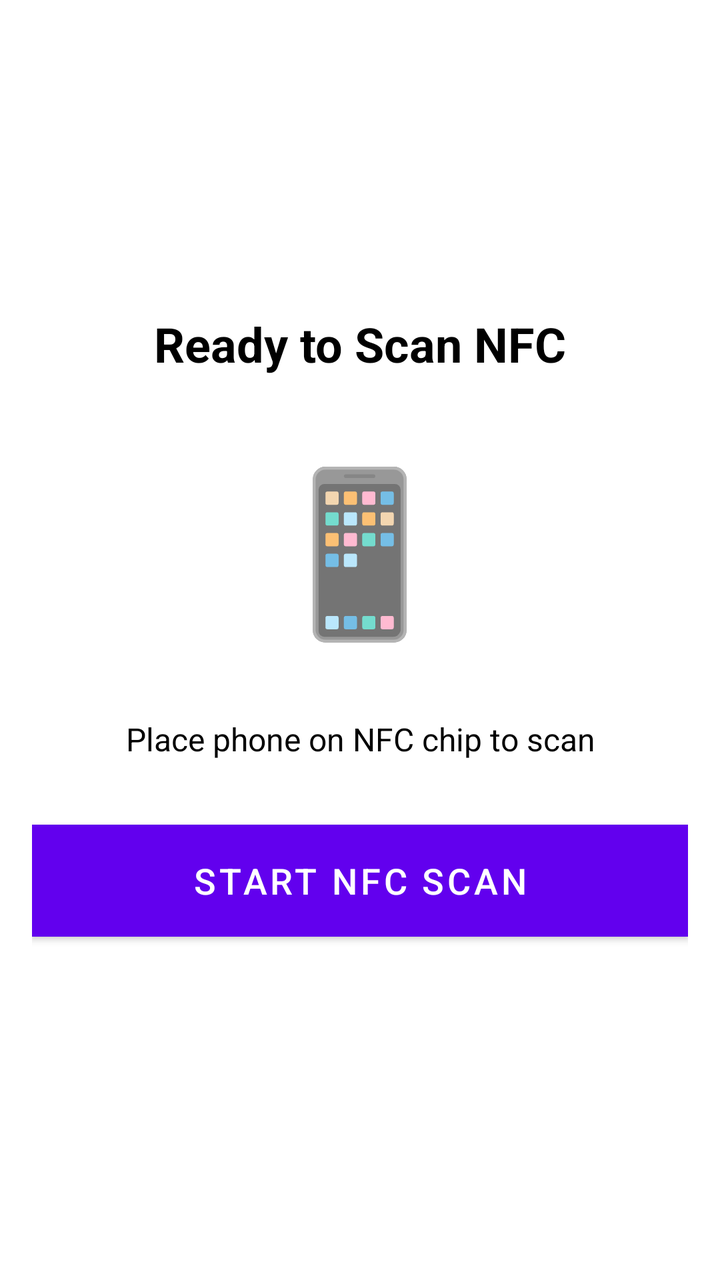
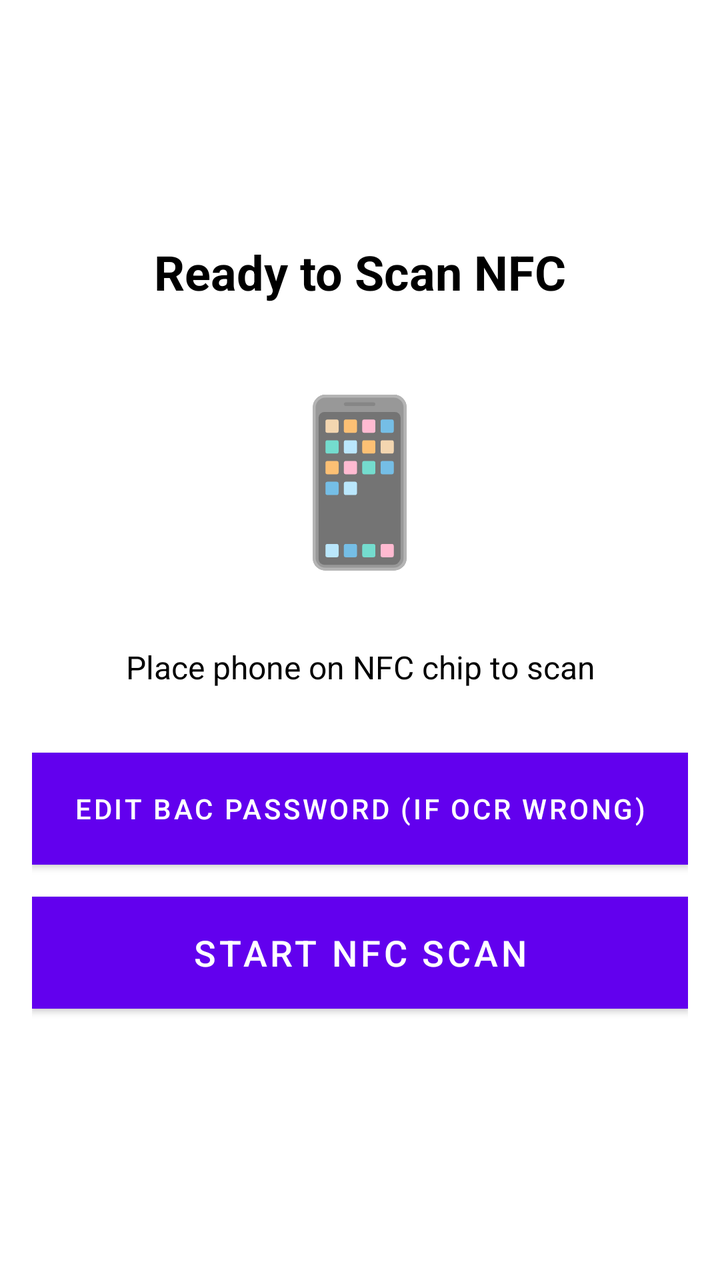

Before-and-after screenshots of an Android layout around one commit, followed by the original layout XML and the change that was made.
<!-- AndroidManifest.xml: application theme Theme.TrustNetApp -->
<!-- res/layout/activity_nfc_progress.xml -->
<?xml version="1.0" encoding="utf-8"?>
<LinearLayout xmlns:android="http://schemas.android.com/apk/res/android"
    android:layout_width="match_parent"
    android:layout_height="match_parent"
    android:orientation="vertical"
    android:padding="16dp"
    android:background="@color/white"
    android:gravity="center">

    
    <TextView
        android:id="@+id/titleTextView"
        android:layout_width="match_parent"
        android:layout_height="wrap_content"
        android:text="Ready to Scan NFC"
        android:textSize="24sp"
        android:textColor="@color/black"
        android:textStyle="bold"
        android:gravity="center"
        android:layout_marginBottom="32dp" />

    
    <TextView
        android:layout_width="wrap_content"
        android:layout_height="wrap_content"
        android:text="📱"
        android:textSize="80sp"
        android:layout_marginBottom="32dp" />

    
    <TextView
        android:id="@+id/statusTextView"
        android:layout_width="match_parent"
        android:layout_height="wrap_content"
        android:text="Place phone on NFC chip to scan"
        android:textSize="16sp"
        android:textColor="@color/black"
        android:gravity="center"
        android:layout_marginBottom="32dp" />

    
    <ProgressBar
        android:id="@+id/progressBar"
        android:layout_width="wrap_content"
        android:layout_height="wrap_content"
        android:visibility="gone"
        android:layout_marginBottom="32dp" />

    
    <Button
        android:id="@+id/scanButton"
        android:layout_width="match_parent"
        android:layout_height="56dp"
        android:text="Start NFC Scan"
        android:textSize="18sp"
        android:textColor="@color/white"
        android:background="@color/purple_700"
        android:layout_marginBottom="16dp" />

</LinearLayout>
<!-- resources referenced by this layout -->
<resources>
  <color name="black">#000000</color>
  <color name="purple_700">#FF3700B3</color>
  <color name="white">#FFFFFF</color>
  <style name="Theme.TrustNetApp" parent="Theme.MaterialComponents.Light.DarkActionBar">
          
          <item name="colorPrimary">@color/purple_500</item>
          <item name="colorPrimaryVariant">@color/purple_700</item>
          <item name="colorSecondary">@color/teal_200</item>
          <item name="colorSecondaryVariant">@color/teal_700</item>
          <item name="colorError">@color/red_500</item>
          <item name="colorOnPrimary">@android:color/white</item>
          <item name="colorOnSecondary">@android:color/black</item>
          <item name="colorOnError">@android:color/white</item>
          
          
          <item name="android:statusBarColor">@color/purple_500</item>
          <item name="android:windowLightStatusBar">false</item>
      </style>
  <color name="purple_500">#FF6200EE</color>
  <color name="teal_200">#FF03DAC5</color>
  <color name="teal_700">#FF018786</color>
  <color name="red_500">#FFFF5252</color>
</resources>

<!-- the commit's change to res/layout/activity_nfc_progress.xml (unified diff, before → after) -->
@@ -48,6 +48,17 @@
 
     
     <Button
+        android:id="@+id/editButton"
+        android:layout_width="match_parent"
+        android:layout_height="56dp"
+        android:text="Edit BAC Password (if OCR wrong)"
+        android:textSize="14sp"
+        android:textColor="@color/white"
+        android:background="@color/orange"
+        android:layout_marginBottom="16dp" />
+
+    
+    <Button
         android:id="@+id/scanButton"
         android:layout_width="match_parent"
         android:layout_height="56dp"
<!-- resource entries referenced after the edit -->
@@ -1,6 +1,7 @@
 <!-- resources referenced by this layout -->
 <resources>
   <color name="black">#000000</color>
+  <color name="orange">#FF8800</color>
   <color name="purple_700">#FF3700B3</color>
   <color name="white">#FFFFFF</color>
   <style name="Theme.TrustNetApp" parent="Theme.MaterialComponents.Light.DarkActionBar">
